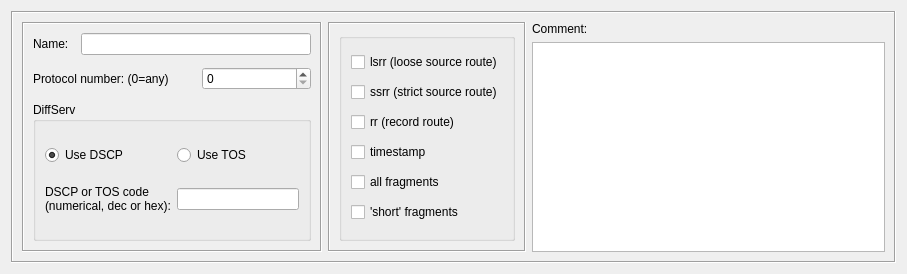
This is src/gui/ipservicedialog_q.ui in fwbuilder/fwbuilder as Qt 5 draws it before an edit. The edited form follows.
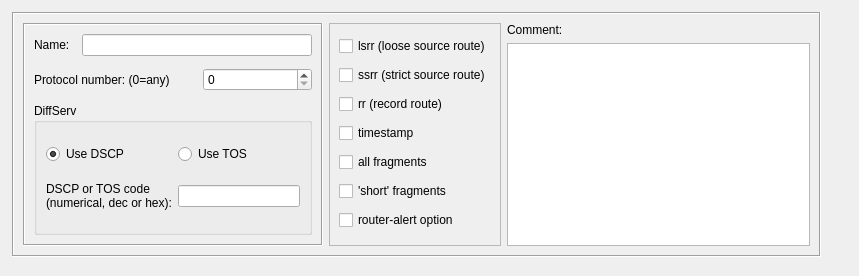
This is the edited form.

The edit to the form file:
```diff
--- a/src/gui/ipservicedialog_q.ui
+++ b/src/gui/ipservicedialog_q.ui
@@ -4,12 +4,12 @@
   <property name="enabled" >
    <bool>true</bool>
   </property>
-  <property name="geometry" >
+  <property name="geometry">
    <rect>
     <x>0</x>
     <y>0</y>
-    <width>907</width>
-    <height>274</height>
+    <width>859</width>
+    <height>276</height>
    </rect>
   </property>
   <property name="sizePolicy" >
@@ -21,20 +21,26 @@
   <property name="windowTitle" >
    <string>IP</string>
   </property>
-  <layout class="QGridLayout" name="gridLayout" >
-   <item row="0" column="0" >
-    <widget class="QFrame" name="frame7" >
-     <property name="frameShape" >
+  <widget class="QFrame" name="frame7">
+   <property name="geometry">
+    <rect>
+     <x>12</x>
+     <y>12</y>
+     <width>809</width>
+     <height>245</height>
+    </rect>
+   </property>
+   <property name="frameShape">
       <enum>QFrame::Box</enum>
      </property>
      <property name="frameShadow" >
       <enum>QFrame::Sunken</enum>
      </property>
-     <layout class="QGridLayout" >
-      <item rowspan="2" row="0" column="0" >
-       <widget class="QFrame" name="frame35" >
-        <property name="sizePolicy" >
-         <sizepolicy vsizetype="Preferred" hsizetype="Fixed" >
+   <layout class="QGridLayout" name="gridLayout_2">
+    <item row="0" column="0" rowspan="2">
+     <widget class="QFrame" name="frame35">
+      <property name="sizePolicy">
+       <sizepolicy hsizetype="Fixed" vsizetype="Preferred">
           <horstretch>0</horstretch>
           <verstretch>0</verstretch>
          </sizepolicy>
@@ -57,13 +63,13 @@
         <property name="frameShadow" >
          <enum>QFrame::Sunken</enum>
         </property>
-        <layout class="QGridLayout" >
-         <property name="spacing" >
+      <layout class="QGridLayout">
+       <property name="spacing">
           <number>12</number>
          </property>
-         <item row="0" column="0" >
-          <widget class="QLabel" name="textLabel1" >
-           <property name="text" >
+       <item row="0" column="0">
+        <widget class="QLabel" name="textLabel1">
+         <property name="text">
             <string>Name:</string>
            </property>
            <property name="wordWrap" >
@@ -71,10 +77,10 @@
            </property>
           </widget>
          </item>
-         <item row="0" column="1" colspan="2" >
-          <widget class="QLineEdit" name="obj_name" >
-           <property name="sizePolicy" >
-            <sizepolicy vsizetype="Fixed" hsizetype="Expanding" >
+       <item row="0" column="1" colspan="2">
+        <widget class="QLineEdit" name="obj_name">
+         <property name="sizePolicy">
+          <sizepolicy hsizetype="Expanding" vsizetype="Fixed">
              <horstretch>200</horstretch>
              <verstretch>0</verstretch>
             </sizepolicy>
@@ -87,9 +93,9 @@
            </property>
           </widget>
          </item>
-         <item row="1" column="0" colspan="2" >
-          <widget class="QLabel" name="textLabel3" >
-           <property name="text" >
+       <item row="1" column="0" colspan="2">
+        <widget class="QLabel" name="textLabel3">
+         <property name="text">
             <string>Protocol number: (0=any)</string>
            </property>
            <property name="wordWrap" >
@@ -97,22 +103,22 @@
            </property>
           </widget>
          </item>
-         <item row="1" column="2" >
-          <widget class="QSpinBox" name="protocolNum" >
-           <property name="maximum" >
+       <item row="1" column="2">
+        <widget class="QSpinBox" name="protocolNum">
+         <property name="maximum">
             <number>255</number>
            </property>
           </widget>
          </item>
-         <item row="2" column="0" colspan="3" >
-          <widget class="QGroupBox" name="groupBox" >
-           <property name="title" >
+       <item row="2" column="0" colspan="3">
+        <widget class="QGroupBox" name="groupBox">
+         <property name="title">
             <string>DiffServ</string>
            </property>
-           <layout class="QGridLayout" >
-            <item row="0" column="0" >
-             <widget class="QRadioButton" name="use_dscp" >
-              <property name="text" >
+         <layout class="QGridLayout">
+          <item row="0" column="0">
+           <widget class="QRadioButton" name="use_dscp">
+            <property name="text">
                <string>Use DSCP</string>
               </property>
               <property name="checked" >
@@ -120,23 +126,23 @@
               </property>
              </widget>
             </item>
-            <item row="0" column="1" >
-             <widget class="QRadioButton" name="use_tos" >
-              <property name="text" >
+          <item row="0" column="1">
+           <widget class="QRadioButton" name="use_tos">
+            <property name="text">
                <string>Use TOS</string>
               </property>
              </widget>
             </item>
-            <item row="1" column="0" >
-             <widget class="QLabel" name="code_label" >
-              <property name="text" >
+          <item row="1" column="0">
+           <widget class="QLabel" name="code_label">
+            <property name="text">
                <string>DSCP or TOS code
 (numerical, dec or hex):</string>
               </property>
              </widget>
             </item>
-            <item row="1" column="1" >
-             <widget class="QLineEdit" name="code" />
+          <item row="1" column="1">
+           <widget class="QLineEdit" name="code"/>
             </item>
            </layout>
           </widget>
@@ -144,76 +150,71 @@
         </layout>
        </widget>
       </item>
-      <item rowspan="2" row="0" column="1" >
-       <widget class="QFrame" name="frame34" >
-        <property name="frameShape" >
-         <enum>QFrame::Box</enum>
-        </property>
-        <property name="frameShadow" >
-         <enum>QFrame::Sunken</enum>
-        </property>
-        <layout class="QGridLayout" >
-         <item row="0" column="0" >
-          <widget class="QGroupBox" name="buttonGroup2" >
-           <property name="title" >
-            <string/>
-           </property>
-           <property name="flat" >
-            <bool>true</bool>
-           </property>
-           <layout class="QGridLayout" >
-            <item row="0" column="0" >
-             <widget class="QCheckBox" name="lsrr" >
-              <property name="text" >
+    <item row="0" column="1" rowspan="2">
+     <widget class="QFrame" name="frame">
+      <property name="frameShape">
+       <enum>QFrame::StyledPanel</enum>
+      </property>
+      <property name="frameShadow">
+       <enum>QFrame::Raised</enum>
+      </property>
+      <layout class="QGridLayout" name="gridLayout">
+       <item row="0" column="0">
+        <widget class="QCheckBox" name="lsrr">
+         <property name="text">
                <string>lsrr (loose source route)</string>
               </property>
              </widget>
             </item>
-            <item row="1" column="0" >
-             <widget class="QCheckBox" name="ssrr" >
-              <property name="text" >
+       <item row="1" column="0">
+        <widget class="QCheckBox" name="ssrr">
+         <property name="text">
                <string>ssrr (strict source route)</string>
               </property>
              </widget>
             </item>
-            <item row="2" column="0" >
-             <widget class="QCheckBox" name="rr" >
-              <property name="text" >
+       <item row="2" column="0">
+        <widget class="QCheckBox" name="rr">
+         <property name="text">
                <string>rr (record route)</string>
               </property>
              </widget>
             </item>
-            <item row="3" column="0" >
-             <widget class="QCheckBox" name="timestamp" >
-              <property name="text" >
+       <item row="3" column="0">
+        <widget class="QCheckBox" name="timestamp">
+         <property name="text">
                <string>timestamp</string>
               </property>
              </widget>
             </item>
-            <item row="4" column="0" >
-             <widget class="QCheckBox" name="all_fragments" >
-              <property name="text" >
+       <item row="4" column="0">
+        <widget class="QCheckBox" name="all_fragments">
+         <property name="text">
                <string>all fragments</string>
               </property>
              </widget>
             </item>
-            <item row="5" column="0" >
-             <widget class="QCheckBox" name="short_fragments" >
-              <property name="text" >
+       <item row="5" column="0">
+        <widget class="QCheckBox" name="short_fragments">
+         <property name="text">
                <string>'short' fragments</string>
               </property>
              </widget>
             </item>
-           </layout>
+       <item row="6" column="0">
+        <widget class="QCheckBox" name="router_alert">
+         <property name="text">
+          <string>router-alert option</string>
+         </property>
           </widget>
          </item>
         </layout>
        </widget>
       </item>
-      <item row="0" column="2" >
-       <widget class="QLabel" name="textLabel2" >
-        <property name="sizePolicy" >
-         <sizepolicy vsizetype="Fixed" hsizetype="Preferred" >
+    <item row="0" column="2">
+     <widget class="QLabel" name="textLabel2">
+      <property name="sizePolicy">
+       <sizepolicy hsizetype="Preferred" vsizetype="Fixed">
           <horstretch>0</horstretch>
           <verstretch>0</verstretch>
          </sizepolicy>
@@ -226,10 +227,10 @@
         </property>
        </widget>
       </item>
-      <item row="1" column="2" >
-       <widget class="QTextEdit" name="comment" >
-        <property name="sizePolicy" >
-         <sizepolicy vsizetype="Expanding" hsizetype="Expanding" >
+    <item row="1" column="2">
+     <widget class="QTextEdit" name="comment">
+      <property name="sizePolicy">
+       <sizepolicy hsizetype="Expanding" vsizetype="Expanding">
           <horstretch>0</horstretch>
           <verstretch>100</verstretch>
          </sizepolicy>
@@ -247,8 +248,6 @@
       </item>
      </layout>
     </widget>
-   </item>
-  </layout>
  </widget>
  <tabstops>
   <tabstop>obj_name</tabstop>
```
Left out of the diff: 283 changed lines with no effect on the pictures. Lines whose indentation alone changed are shown as unchanged.
